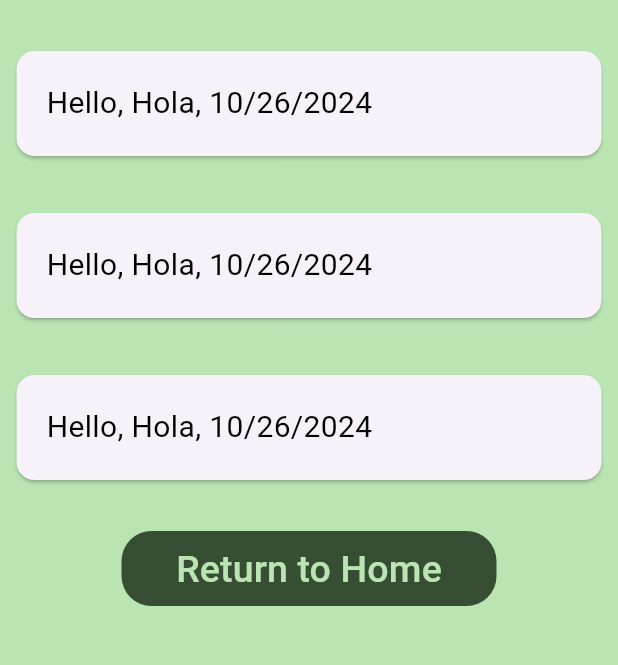
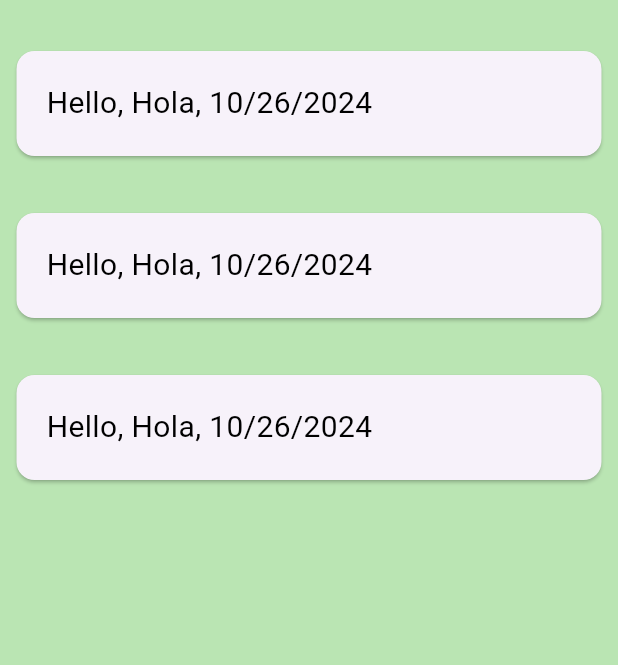
Before and after one commit to rav-nidhi/glorp, a Flutter app: the Hello screen opened directly, after a tap on "Return to Home", on a phone screen of 412 x 824 dp, the part 84-749 px from its top. Run offline on Flutter 3.47's test engine with Material 3 defaults, Android fonts, the phone set to English and light mode, and no system bars.

Commit message:
removed return home button from home page lol

```diff
--- a/lib/display.dart
+++ b/lib/display.dart
@@ -70,7 +70,7 @@ class Hello extends StatelessWidget {
                 child: const Text(
                   'Return to Home',
                   style: TextStyle(
-                      color: const Color.fromARGB(255, 186, 229, 179),
+                      color: Color.fromARGB(255, 186, 229, 179),
                       fontSize: 25),
                 ),
               ),
--- a/lib/main.dart
+++ b/lib/main.dart
@@ -142,29 +142,6 @@
                         ),
                       ))),
             ),
-            spacer,
-            Container(
-              height: 50,
-              width: 250,
-              decoration: BoxDecoration(
-                  color: const Color.fromARGB(255, 56, 78, 52),
-                  borderRadius: BorderRadius.circular(20)),
-              child: TextButton(
-                onPressed: () {
-                  Navigator.push(
-                      context, MaterialPageRoute(builder: (_) => HomePage()));
-                },
-                child: const Text(
-                  'Return to Home',
-                  style: TextStyle(
-                      color: Color.fromARGB(255, 186, 229, 179), fontSize: 25),
-                ),
-              ),
-            ),
-            const SizedBox(
-              height: 130,
-            ),
-            const Text("")
           ],
         ),
       ),
```
